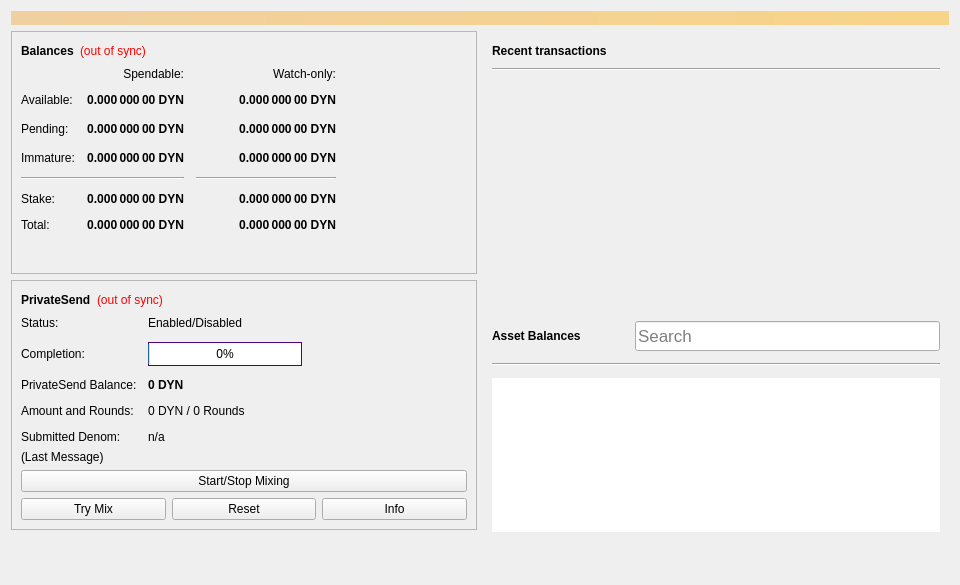
Old version of the form src/qt/forms/overviewpage.ui in the repository duality-solutions/Dynamic.
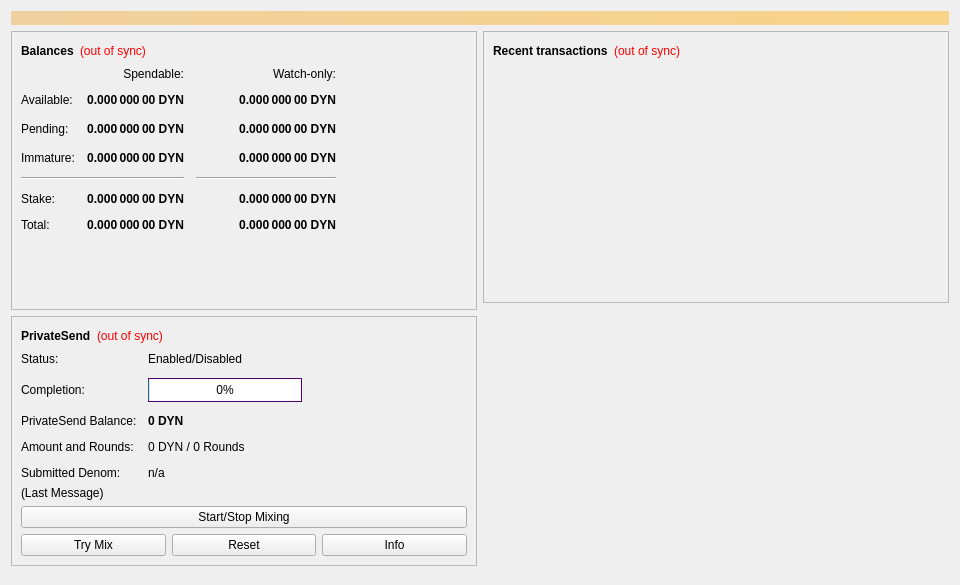
New version of the form. Icons and pictures are not drawn.

Commit message: Revert "Merge Assets-CTx branch to working branch"

What changed in the file:
```diff
--- a/src/qt/forms/overviewpage.ui
+++ b/src/qt/forms/overviewpage.ui
@@ -728,59 +728,32 @@
         </widget>
        </item>
          <item>
-          <widget class="QWidget" name="assetVerticalSpaceWidget2" native="true">
-           <property name="autoFillBackground">
-            <bool>false</bool>
-           </property>
-           <layout class="QVBoxLayout" name="verticalLayout_6">
-            <item>
-             <spacer name="verticalSpacer_4">
+        <spacer name="verticalSpacer">
               <property name="orientation">
                <enum>Qt::Vertical</enum>
               </property>
               <property name="sizeHint" stdset="0">
                <size>
                 <width>20</width>
-                <height>87</height>
+           <height>40</height>
                </size>
               </property>
              </spacer>
-            </item>
-           </layout>
-          </widget>
          </item>
         </layout>
        </item>
        <item>
       <layout class="QVBoxLayout" name="verticalLayout_3">
-         <property name="spacing">
-          <number>34</number>
-         </property>
-         <property name="leftMargin">
-          <number>0</number>
-         </property>
          <item>
           <widget class="QFrame" name="frame_2">
-           <property name="sizePolicy">
-            <sizepolicy hsizetype="Preferred" vsizetype="Fixed">
-             <horstretch>0</horstretch>
-             <verstretch>0</verstretch>
-            </sizepolicy>
-           </property>
            <property name="frameShape">
-            <enum>QFrame::NoFrame</enum>
+          <enum>QFrame::StyledPanel</enum>
            </property>
            <property name="frameShadow">
-            <enum>QFrame::Plain</enum>
-           </property>
-           <property name="lineWidth">
-            <number>0</number>
-           </property>
-           <layout class="QGridLayout" name="gridLayout_2">
-            <property name="horizontalSpacing">
-             <number>12</number>
-            </property>
-            <item row="0" column="0">
+          <enum>QFrame::Raised</enum>
+         </property>
+         <layout class="QVBoxLayout" name="verticalLayout">
+          <item>
              <layout class="QHBoxLayout" name="horizontalLayout_2">
               <item>
                <widget class="QLabel" name="recentTransactionsLabel">
@@ -796,35 +769,21 @@
                </widget>
               </item>
               <item>
-               <widget class="QPushButton" name="labelTransactionsStatus">
-                <property name="enabled">
-                 <bool>true</bool>
-                </property>
-                <property name="maximumSize">
-                 <size>
-                  <width>30</width>
-                  <height>16777215</height>
-                 </size>
+             <widget class="QLabel" name="labelTransactionsStatus">
+              <property name="cursor">
+               <cursorShape>WhatsThisCursor</cursorShape>
                 </property>
                 <property name="toolTip">
                  <string>The displayed information may be out of date. Your wallet automatically synchronizes with the Dynamic network after a connection is established, but this process has not completed yet.</string>
                 </property>
+              <property name="styleSheet">
+               <string notr="true">QLabel { color: red; }</string>
+              </property>
                 <property name="text">
-                 <string/>
-                </property>
-                <property name="icon">
-                 <iconset>
-                  <normaloff>:/icons/warning</normaloff>
-                  <disabledoff>:/icons/warning</disabledoff>:/icons/warning</iconset>
-                </property>
-                <property name="iconSize">
-                 <size>
-                  <width>24</width>
-                  <height>24</height>
-                 </size>
-                </property>
-                <property name="flat">
-                 <bool>true</bool>
+               <string notr="true">(out of sync)</string>
+              </property>
+              <property name="alignment">
+               <set>Qt::AlignRight|Qt::AlignTrailing|Qt::AlignVCenter</set>
                 </property>
                </widget>
               </item>
@@ -843,7 +802,7 @@
               </item>
              </layout>
             </item>
-            <item row="2" column="0">
+          <item>
              <widget class="QListView" name="listTransactions">
               <property name="styleSheet">
                <string notr="true">QListView { background: transparent; }</string>
@@ -860,180 +819,6 @@
               <property name="selectionMode">
                <enum>QAbstractItemView::NoSelection</enum>
               </property>
-             </widget>
-            </item>
-            <item row="1" column="0">
-             <widget class="Line" name="line_3">
-              <property name="orientation">
-               <enum>Qt::Horizontal</enum>
-              </property>
-             </widget>
-            </item>
-           </layout>
-          </widget>
-         </item>
-         <item>
-          <widget class="QFrame" name="assetFrame">
-           <property name="autoFillBackground">
-            <bool>true</bool>
-           </property>
-           <property name="frameShape">
-            <enum>QFrame::NoFrame</enum>
-           </property>
-           <property name="frameShadow">
-            <enum>QFrame::Plain</enum>
-           </property>
-           <property name="lineWidth">
-            <number>0</number>
-           </property>
-           <layout class="QVBoxLayout" name="verticalLayout_5">
-            <property name="spacing">
-             <number>12</number>
-            </property>
-            <item>
-             <layout class="QHBoxLayout" name="assetBalanceHorizontalLayout">
-              <item alignment="Qt::AlignVCenter">
-               <widget class="QLabel" name="assetBalanceLabel">
-                <property name="font">
-                 <font>
-                  <weight>75</weight>
-                  <bold>true</bold>
-                 </font>
-                </property>
-                <property name="text">
-                 <string>Asset Balances</string>
-                </property>
-               </widget>
-              </item>
-              <item>
-               <widget class="QPushButton" name="labelAssetStatus">
-                <property name="enabled">
-                 <bool>true</bool>
-                </property>
-                <property name="maximumSize">
-                 <size>
-                  <width>30</width>
-                  <height>16777215</height>
-                 </size>
-                </property>
-                <property name="toolTip">
-                 <string>The displayed information may be out of date. Your wallet automatically synchronizes with the Dynamic network after a connection is established, but this process has not completed yet.</string>
-                </property>
-                <property name="text">
-                 <string/>
-                </property>
-                <property name="icon">
-                 <iconset>
-                  <normaloff>:/icons/warning</normaloff>
-                  <disabledoff>:/icons/warning</disabledoff>:/icons/warning</iconset>
-                </property>
-                <property name="iconSize">
-                 <size>
-                  <width>24</width>
-                  <height>24</height>
-                 </size>
-                </property>
-                <property name="flat">
-                 <bool>true</bool>
-                </property>
-               </widget>
-              </item>
-              <item alignment="Qt::AlignBottom">
-               <widget class="QLineEdit" name="assetSearch">
-                <property name="sizePolicy">
-                 <sizepolicy hsizetype="Expanding" vsizetype="Preferred">
-                  <horstretch>0</horstretch>
-                  <verstretch>0</verstretch>
-                 </sizepolicy>
-                </property>
-                <property name="minimumSize">
-                 <size>
-                  <width>0</width>
-                  <height>30</height>
-                 </size>
-                </property>
-                <property name="maximumSize">
-                 <size>
-                  <width>16777215</width>
-                  <height>30</height>
-                 </size>
-                </property>
-                <property name="sizeIncrement">
-                 <size>
-                  <width>0</width>
-                  <height>0</height>
-                 </size>
-                </property>
-                <property name="baseSize">
-                 <size>
-                  <width>0</width>
-                  <height>0</height>
-                 </size>
-                </property>
-                <property name="font">
-                 <font>
-                  <pointsize>13</pointsize>
-                 </font>
-                </property>
-                <property name="maxLength">
-                 <number>32</number>
-                </property>
-                <property name="frame">
-                 <bool>true</bool>
-                </property>
-                <property name="alignment">
-                 <set>Qt::AlignLeading|Qt::AlignLeft|Qt::AlignVCenter</set>
-                </property>
-                <property name="placeholderText">
-                 <string>Search</string>
-                </property>
-                <property name="clearButtonEnabled">
-                 <bool>true</bool>
-                </property>
-               </widget>
-              </item>
-             </layout>
-            </item>
-            <item>
-             <widget class="Line" name="assetBalanceLine">
-              <property name="orientation">
-               <enum>Qt::Horizontal</enum>
-              </property>
-             </widget>
-            </item>
-            <item>
-             <widget class="QListView" name="listAssets">
-              <property name="frameShape">
-               <enum>QFrame::NoFrame</enum>
-              </property>
-              <property name="lineWidth">
-               <number>0</number>
-              </property>
-              <property name="verticalScrollMode">
-               <enum>QAbstractItemView::ScrollPerItem</enum>
-              </property>
-             </widget>
-            </item>
-            <item>
-             <widget class="QWidget" name="assetVerticalSpaceWidget" native="true">
-              <property name="autoFillBackground">
-               <bool>false</bool>
-              </property>
-              <layout class="QVBoxLayout" name="verticalLayout">
-               <item>
-                <spacer name="verticalSpacer_3">
-                 <property name="orientation">
-                  <enum>Qt::Vertical</enum>
-                 </property>
-                 <property name="sizeHint" stdset="0">
-                  <size>
-                   <width>20</width>
-                   <height>40</height>
-                  </size>
-                 </property>
-                </spacer>
-               </item>
-              </layout>
              </widget>
             </item>
            </layout>
```
Left out of the diff: 2 changed lines with no effect on the pictures. Lines whose indentation alone changed are shown as unchanged. The commit also changes 406 other files.
